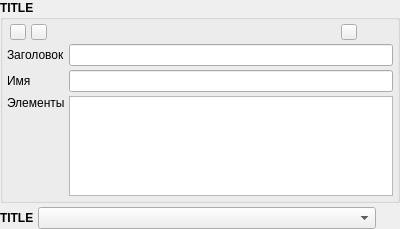
Before: the Qt Designer form src/components/variablelistframe.ui in Gris87/ProtocolCreator, drawn with Qt 5.
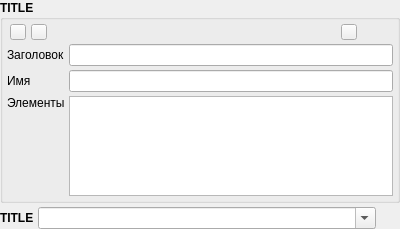
After: the same form once the commit is applied. Icons and pictures are not drawn.

The edit to the form file:
```diff
--- a/src/components/variablelistframe.ui
+++ b/src/components/variablelistframe.ui
@@ -355,6 +355,9 @@
       </item>
       <item>
        <widget class="QComboBox" name="valueComboBox">
+        <property name="editable">
+         <bool>true</bool>
+        </property>
         <property name="insertPolicy">
          <enum>QComboBox::NoInsert</enum>
         </property>
```
